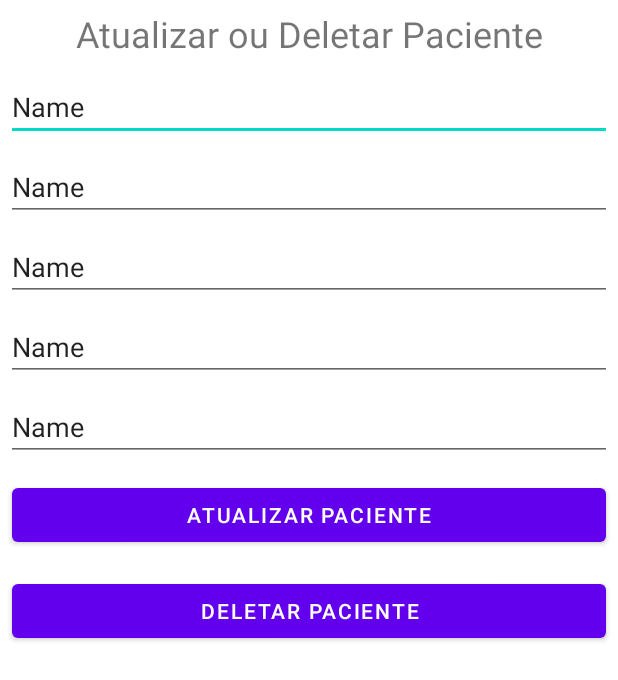
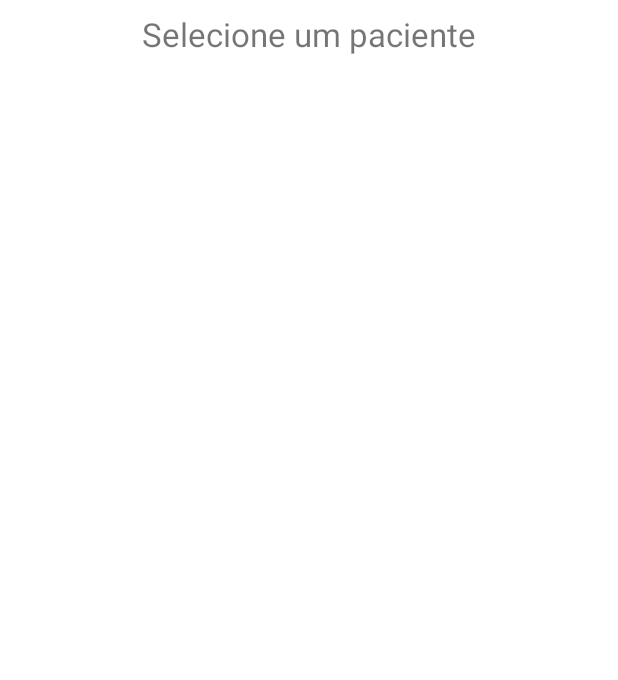
Before and after one commit to lucasjdc/telemedicina-java-senac, an Android app: the MainMenuActivity screen opened directly, with no data from a screen before it, after a tap on "ATUALIZAR OU DELETAR PACIENTE", on a phone screen of 412 x 824 dp. Shown: the top 680 px of the screen. Run offline under Robolectric (Android 15) with nearby library versions, the phone set to English and light mode, and no system bars.

Commit message:
feat: Implementa funcionalidade de atualizar e deletar pacientes com atualização da lista ao retornar

```diff
--- a/app/src/main/AndroidManifest.xml
+++ b/app/src/main/AndroidManifest.xml
@@ -34,9 +34,14 @@
             android:exported="true">
         </activity>
         <activity
+            android:name=".ui.activity.ListPatientsActivity"
+            android:exported="true">
+        </activity>
+        <activity
             android:name=".ui.activity.MainMenuActivity"
             android:exported="true">
         </activity>
+
     </application>
 
 </manifest>
--- /dev/null
+++ b/app/src/main/java/br/senac/telemedicina/ui/activity/ListPatientsActivity.java
@@ -0,0 +1,95 @@
+package br.senac.telemedicina.ui.activity;
+
+import android.content.Intent;
+import android.database.Cursor;
+import android.database.sqlite.SQLiteDatabase;
+import android.os.Bundle;
+import android.widget.ArrayAdapter;
+import android.widget.ListView;
+import androidx.appcompat.app.AppCompatActivity;
+import java.util.ArrayList;
+import java.util.HashMap;
+import br.senac.telemedicina.R;
+import br.senac.telemedicina.database.DBHelper;
+
+public class ListPatientsActivity extends AppCompatActivity {
+
+    private ListView listView;
+    private DBHelper dbHelper;
+    private ArrayList<HashMap<String, String>> listaPacientes;
+    private ArrayAdapter<String> adapter; // Mova o ArrayAdapter para ser um membro da classe
+
+    @Override
+    protected void onCreate(Bundle savedInstanceState) {
+        super.onCreate(savedInstanceState);
+        if (getSupportActionBar() != null) getSupportActionBar().hide();
+        setContentView(R.layout.activity_listar_pacientes);
+
+        listView = findViewById(R.id.listViewPacientes);
+        dbHelper = new DBHelper(this);
+
+        listaPacientes = new ArrayList<>(); // Inicialize a lista aqui
+        carregarPacientes();
+
+        listView.setOnItemClickListener((parent, view, position, id) -> {
+            HashMap<String, String> paciente = listaPacientes.get(position);
+
+            Intent intent = new Intent(this, EditDeletePatientActivity.class);
+            intent.putExtra("id", paciente.get("id"));
+            intent.putExtra("nome", paciente.get("nome"));
+            intent.putExtra("idade", paciente.get("idade"));
+            intent.putExtra("pressao_arterial", paciente.get("pressao_arterial")); // Se você adicionou esse campo
+            intent.putExtra("glicose", paciente.get("glicose")); // Se você adicionou esse campo
+            intent.putExtra("colesterol", paciente.get("colesterol")); // Se você adicionou esse campo
+            startActivity(intent);
+        });
+    }
+
+    @Override
+    protected void onResume() {
+        super.onResume();
+        carregarPacientes(); // Recarrega os pacientes sempre que a activity volta ao primeiro plano
+    }
+
+    private void carregarPacientes() {
+        SQLiteDatabase db = dbHelper.getReadableDatabase();
+        Cursor cursor = db.rawQuery("SELECT _id, nome, idade, pressao_arterial, glicose, colesterol FROM Paciente", null); // Selecione todos os campos
+
+        ArrayList<String> nomes = new ArrayList<>();
+        listaPacientes.clear(); // Limpe a lista existente antes de recarregar
+
+        if (cursor.moveToFirst()) {
+            do {
+                String id = cursor.getString(0);
+                String nome = cursor.getString(1);
+                String idade = cursor.getString(2);
+                String pressao = cursor.getString(3); // Obtenha os outros campos
+                String glicose = cursor.getString(4);
+                String colesterol = cursor.getString(5);
+
+                nomes.add(nome + " - " + idade + " anos");
+
+                HashMap<String, String> paciente = new HashMap<>();
+                paciente.put("id", id);
+                paciente.put("nome", nome);
+                paciente.put("idade", idade);
+                paciente.put("pressao_arterial", pressao);
+                paciente.put("glicose", glicose);
+                paciente.put("colesterol", colesterol);
+
+                listaPacientes.add(paciente);
+            } while (cursor.moveToNext());
+        }
+        cursor.close();
+        db.close();
+
+        if (adapter == null) {
+            adapter = new ArrayAdapter<>(this, android.R.layout.simple_list_item_1, nomes);
+            listView.setAdapter(adapter);
+        } else {
+            adapter.clear();
+            adapter.addAll(nomes);
+            adapter.notifyDataSetChanged(); // Notifica o adapter que os dados foram alterados
+        }
+    }
+}
--- a/app/src/main/java/br/senac/telemedicina/ui/activity/MainMenuActivity.java
+++ b/app/src/main/java/br/senac/telemedicina/ui/activity/MainMenuActivity.java
@@ -3,7 +3,6 @@ package br.senac.telemedicina.ui.activity;
 import android.content.Intent;
 import android.os.Bundle;
 import android.widget.Button;
-
 import androidx.appcompat.app.AppCompatActivity;
 import br.senac.telemedicina.R;
 
@@ -31,9 +30,8 @@ public class MainMenuActivity extends AppCompatActivity {
         });
 
         btnEdit.setOnClickListener(v -> {
-            Intent intent = new Intent(MainMenuActivity.this, EditDeletePatientActivity.class);
+            Intent intent = new Intent(MainMenuActivity.this, ListPatientsActivity.class);
             startActivity(intent);
         });
-
     }
 }
--- a/app/src/main/res/layout/activity_editdeletepatient.xml
+++ b/app/src/main/res/layout/activity_editdeletepatient.xml
@@ -18,7 +18,7 @@
             android:textSize="24sp" />
 
         <EditText
-            android:id="@+id/editTextText8"
+            android:id="@+id/editText_nomePaciente_activity_editdeletepatient"
             android:layout_width="match_parent"
             android:layout_height="wrap_content"
             android:layout_margin="4dp"
@@ -27,7 +27,7 @@
             android:text="Name" />
 
         <EditText
-            android:id="@+id/editTextText9"
+            android:id="@+id/editText_idadePaciente_activity_editdeletepatient"
             android:layout_width="match_parent"
             android:layout_height="wrap_content"
             android:layout_margin="4dp"
@@ -36,7 +36,7 @@
             android:text="Name" />
 
         <EditText
-            android:id="@+id/editTextText10"
+            android:id="@+id/editText_pressaoArterial_activity_editdeletepatient"
             android:layout_width="match_parent"
             android:layout_height="wrap_content"
             android:layout_margin="4dp"
@@ -45,7 +45,7 @@
             android:text="Name" />
 
         <EditText
-            android:id="@+id/editTextText11"
+            android:id="@+id/editText_glicose_activity_editdeletepatient"
             android:layout_width="match_parent"
             android:layout_height="wrap_content"
             android:layout_margin="4dp"
@@ -54,7 +54,7 @@
             android:text="Name" />
 
         <EditText
-            android:id="@+id/editTextText12"
+            android:id="@+id/editText_colesterol_activity_editdeletepatient"
             android:layout_width="match_parent"
             android:layout_height="wrap_content"
             android:layout_margin="4dp"
@@ -63,14 +63,14 @@
             android:text="Name" />
 
         <Button
-            android:id="@+id/button4"
+            android:id="@+id/btn_atualizar_activity_editdeletepatient"
             android:layout_width="match_parent"
             android:layout_height="wrap_content"
             android:layout_margin="8dp"
             android:text="Atualizar Paciente" />
 
         <Button
-            android:id="@+id/button5"
+            android:id="@+id/btn_apagar_activity_editdeletepatient"
             android:layout_width="match_parent"
             android:layout_height="wrap_content"
             android:layout_margin="8dp"
--- /dev/null
+++ b/app/src/main/res/layout/activity_listar_pacientes.xml
@@ -0,0 +1,20 @@
+<?xml version="1.0" encoding="utf-8"?>
+<LinearLayout xmlns:android="http://schemas.android.com/apk/res/android"
+    android:layout_width="match_parent"
+    android:layout_height="match_parent"
+    android:orientation="vertical"
+    android:padding="8dp">
+
+    <TextView
+        android:layout_width="match_parent"
+        android:layout_height="wrap_content"
+        android:text="Selecione um paciente"
+        android:textSize="22sp"
+        android:textAlignment="center"
+        android:paddingBottom="8dp"/>
+
+    <ListView
+        android:id="@+id/listViewPacientes"
+        android:layout_width="match_parent"
+        android:layout_height="match_parent"/>
+</LinearLayout>
```
Also changed, not shown: app/src/main/java/br/senac/telemedicina/ui/activity/EditDeletePatientActivity.java (+120 -3 lines).
